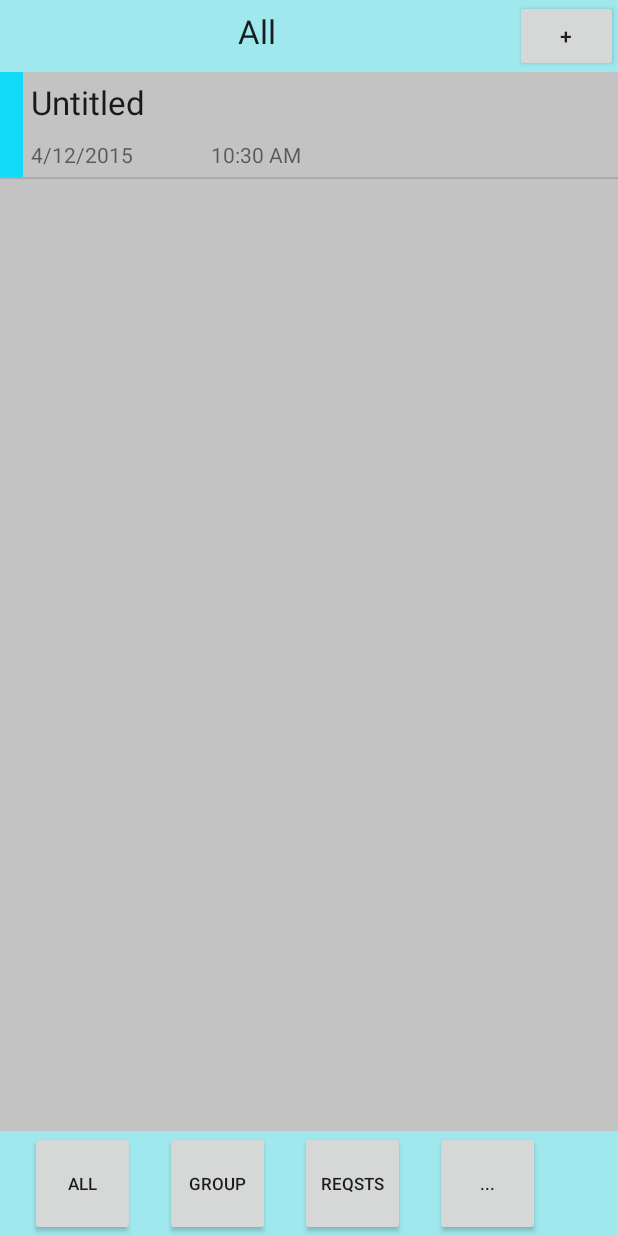
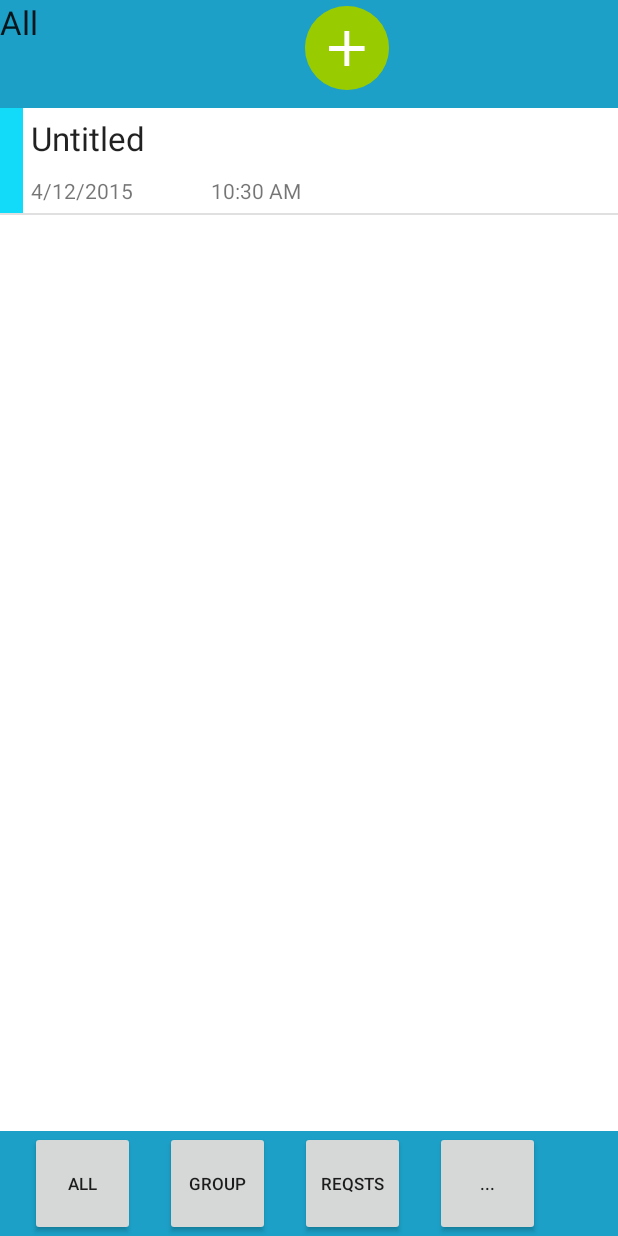
Before and after one commit to lsequeira/OnTask, an Android app: the BottomActionBarFragment screen opened directly, with no data from a screen before it, on a phone screen of 412 x 824 dp. Run offline under Robolectric (Android 15) with nearby library versions, the phone set to English and light mode, and no system bars.

Commit message:
Cool Add Button
Needs layout fixing

```diff
--- /dev/null
+++ b/app/src/main/java/com/cse120/ontask/custom_shapes/CircleButton.java
@@ -0,0 +1,147 @@
+package com.cse120.ontask.custom_shapes;
+
+import android.animation.ObjectAnimator;
+import android.content.Context;
+import android.content.res.TypedArray;
+import android.graphics.Canvas;
+import android.graphics.Color;
+import android.graphics.Paint;
+import android.util.AttributeSet;
+import android.util.TypedValue;
+import android.widget.ImageView;
+
+import com.cse120.ontask.R;
+
+public class CircleButton extends ImageView {
+
+    private static final int PRESSED_COLOR_LIGHTUP = 255 / 25;
+    private static final int PRESSED_RING_ALPHA = 75;
+    private static final int DEFAULT_PRESSED_RING_WIDTH_DIP = 4;
+    private static final int ANIMATION_TIME_ID = android.R.integer.config_shortAnimTime;
+
+    private int centerY;
+    private int centerX;
+    private int outerRadius;
+    private int pressedRingRadius;
+
+    private Paint circlePaint;
+    private Paint focusPaint;
+
+    private float animationProgress;
+
+    private int pressedRingWidth;
+    private int defaultColor = Color.BLACK;
+    private int pressedColor;
+    private ObjectAnimator pressedAnimator;
+
+    public CircleButton(Context context) {
+        super(context);
+        init(context, null);
+    }
+
+    public CircleButton(Context context, AttributeSet attrs) {
+        super(context, attrs);
+        init(context, attrs);
+    }
+
+    public CircleButton(Context context, AttributeSet attrs, int defStyle) {
+        super(context, attrs, defStyle);
+        init(context, attrs);
+    }
+
+    @Override
+    public void setPressed(boolean pressed) {
+        super.setPressed(pressed);
+
+        if (circlePaint != null) {
+            circlePaint.setColor(pressed ? pressedColor : defaultColor);
+        }
+
+        if (pressed) {
+            showPressedRing();
+        } else {
+            hidePressedRing();
+        }
+    }
+
+    @Override
+    protected void onDraw(Canvas canvas) {
+        canvas.drawCircle(centerX, centerY, pressedRingRadius + animationProgress, focusPaint);
+        canvas.drawCircle(centerX, centerY, outerRadius - pressedRingWidth, circlePaint);
+        super.onDraw(canvas);
+    }
+
+    @Override
+    protected void onSizeChanged(int w, int h, int oldw, int oldh) {
+        super.onSizeChanged(w, h, oldw, oldh);
+        centerX = w / 2;
+        centerY = h / 2;
+        outerRadius = Math.min(w, h) / 2;
+        pressedRingRadius = outerRadius - pressedRingWidth - pressedRingWidth / 2;
+    }
+
+    public float getAnimationProgress() {
+        return animationProgress;
+    }
+
+    public void setAnimationProgress(float animationProgress) {
+        this.animationProgress = animationProgress;
+        this.invalidate();
+    }
+
+    public void setColor(int color) {
+        this.defaultColor = color;
+        this.pressedColor = getHighlightColor(color, PRESSED_COLOR_LIGHTUP);
+
+        circlePaint.setColor(defaultColor);
+        focusPaint.setColor(defaultColor);
+        focusPaint.setAlpha(PRESSED_RING_ALPHA);
+
+        this.invalidate();
+    }
+
+    private void hidePressedRing() {
+        pressedAnimator.setFloatValues(pressedRingWidth, 0f);
+        pressedAnimator.start();
+    }
+
+    private void showPressedRing() {
+        pressedAnimator.setFloatValues(animationProgress, pressedRingWidth);
+        pressedAnimator.start();
+    }
+
+    private void init(Context context, AttributeSet attrs) {
+        this.setFocusable(true);
+        this.setScaleType(ScaleType.CENTER_INSIDE);
+        setClickable(true);
+
+        circlePaint = new Paint(Paint.ANTI_ALIAS_FLAG);
+        circlePaint.setStyle(Paint.Style.FILL);
+
+        focusPaint = new Paint(Paint.ANTI_ALIAS_FLAG);
+        focusPaint.setStyle(Paint.Style.STROKE);
+
+        pressedRingWidth = (int) TypedValue.applyDimension(TypedValue.COMPLEX_UNIT_DIP, DEFAULT_PRESSED_RING_WIDTH_DIP, getResources()
+                .getDisplayMetrics());
+
+        int color = Color.BLACK;
+        if (attrs != null) {
+            final TypedArray a = context.obtainStyledAttributes(attrs, R.styleable.CircleButton);
+            color = a.getColor(R.styleable.CircleButton_cb_color, color);
+            pressedRingWidth = (int) a.getDimension(R.styleable.CircleButton_cb_pressedRingWidth, pressedRingWidth);
+            a.recycle();
+        }
+
+        setColor(color);
+
+        focusPaint.setStrokeWidth(pressedRingWidth);
+        final int pressedAnimationTime = getResources().getInteger(ANIMATION_TIME_ID);
+        pressedAnimator = ObjectAnimator.ofFloat(this, "animationProgress", 0f, 0f);
+        pressedAnimator.setDuration(pressedAnimationTime);
+    }
+
+    private int getHighlightColor(int color, int amount) {
+        return Color.argb(Math.min(255, Color.alpha(color)), Math.min(255, Color.red(color) + amount),
+                Math.min(255, Color.green(color) + amount), Math.min(255, Color.blue(color) + amount));
+    }
+}
--- a/app/src/main/res/layout/fragment_top_action_bar.xml
+++ b/app/src/main/res/layout/fragment_top_action_bar.xml
@@ -1,4 +1,5 @@
 <LinearLayout xmlns:android="http://schemas.android.com/apk/res/android"
+    xmlns:app="http://schemas.android.com/apk/res-auto"
     xmlns:tools="http://schemas.android.com/tools" tools:context="com.cse120.ontask.TopActionBarFragment"
     android:orientation="horizontal"
     android:layout_width="fill_parent"
@@ -17,12 +18,15 @@
             android:layout_weight="5"
             android:gravity="center" />
 
-        <Button
-            android:layout_width="0dp"
-            android:layout_height="wrap_content"
-            android:text="+"
+        <com.cse120.ontask.custom_shapes.CircleButton
             android:id="@+id/addButton"
-            android:layout_weight="1"
-            android:onClick="addButtonOnClick"/>
+            android:layout_width="match_parent"
+            android:layout_height="64dip"
+            android:layout_centerHorizontal="false"
+            android:layout_alignParentBottom="true"
+            android:layout_marginBottom="8dip"
+            android:onClick="addButtonOnClick"
+            android:src="@drawable/ic_action_plus"
+            app:cb_color="#99CC00" />
 
 </LinearLayout>
--- /dev/null
+++ b/app/src/main/res/values/attrs.xml
@@ -0,0 +1,7 @@
+<?xml version="1.0" encoding="utf-8"?>
+<resources>
+    <declare-styleable name="CircleButton">
+        <attr name="cb_color" format="color" />
+        <attr name="cb_pressedRingWidth" format="dimension" />
+    </declare-styleable>
+</resources>
--- a/app/src/main/res/values/colors.xml
+++ b/app/src/main/res/values/colors.xml
@@ -1,6 +1,7 @@
 <?xml version="1.0" encoding="utf-8"?>
 <resources>
-    <color name="light_blue">#9fe8ee</color>
-    <color name="light_gray">#c3c3c3</color>
+    <color name="light_blue">#1ca0c7</color>
+    <color name="light_gray">#ffffff</color>
     <color name="input_gray">#e1e1e1</color>
+    <color name="add_button_green">#69ba2d</color>
 </resources>
```
Also changed, not shown: app/src/main/res/drawable-hdpi/ic_action_plus.png (added), app/src/main/res/drawable-hdpi/ic_action_tick.png (added).
